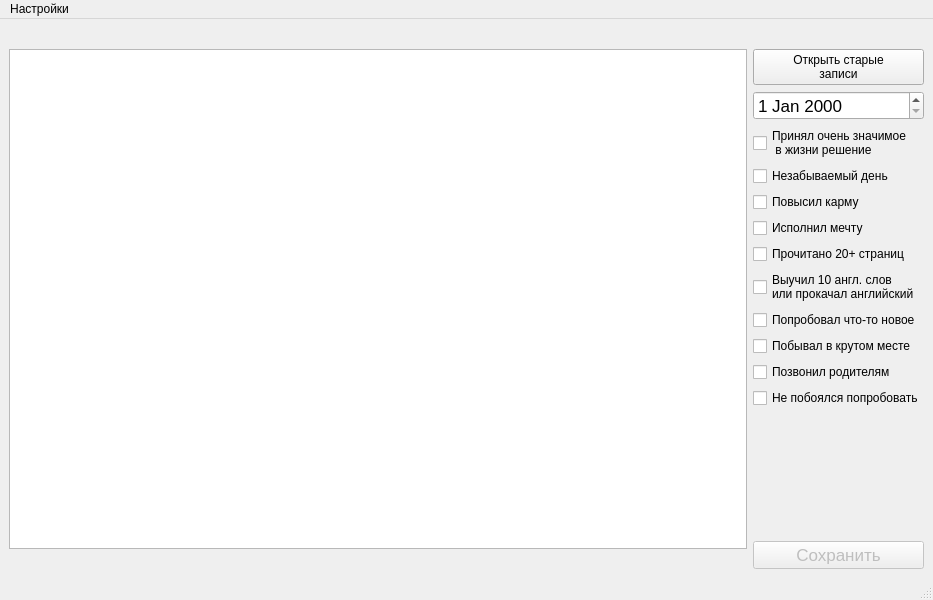
Above: Diary/diarywidget.ui from EvgenyMetelkin/PerfectLive before the change. Below: the same form after it.
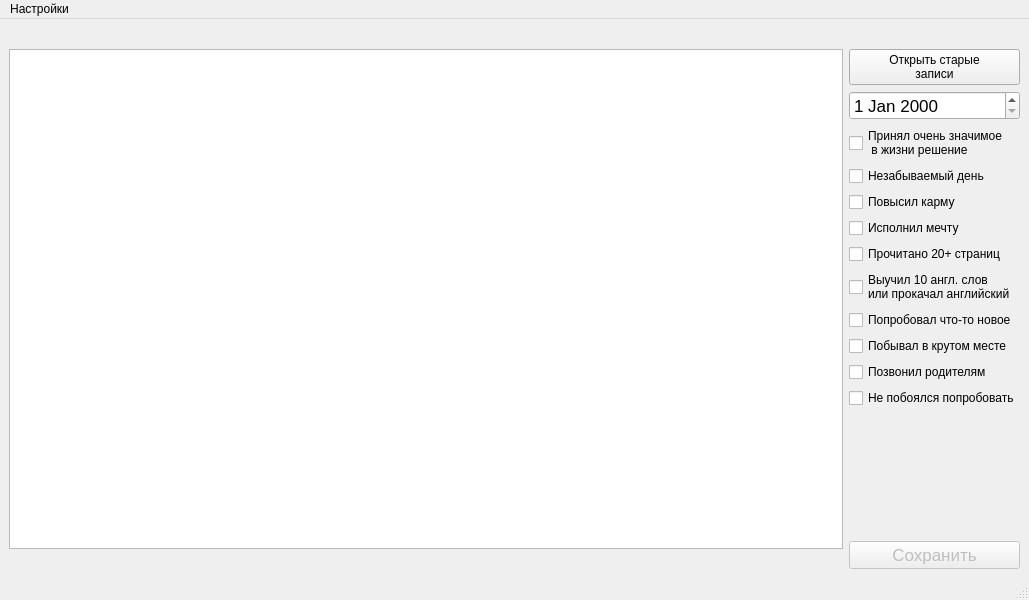
That is the form after the change.

Commit message: Change diaryWidget size

Diff of the .ui file:
```diff
--- a/Diary/diarywidget.ui
+++ b/Diary/diarywidget.ui
@@ -6,7 +6,7 @@
    <rect>
     <x>0</x>
     <y>0</y>
-    <width>933</width>
+    <width>1029</width>
     <height>600</height>
    </rect>
   </property>
@@ -190,7 +190,7 @@
     <rect>
      <x>0</x>
      <y>0</y>
-     <width>933</width>
+     <width>1029</width>
      <height>21</height>
     </rect>
    </property>
```
